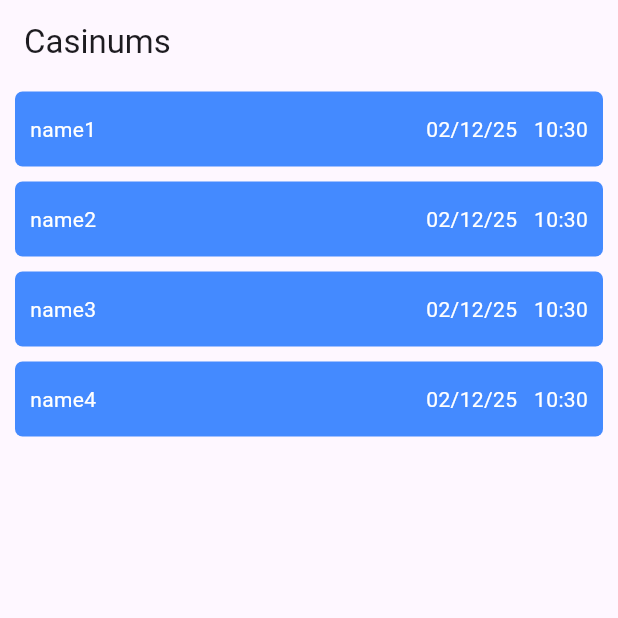
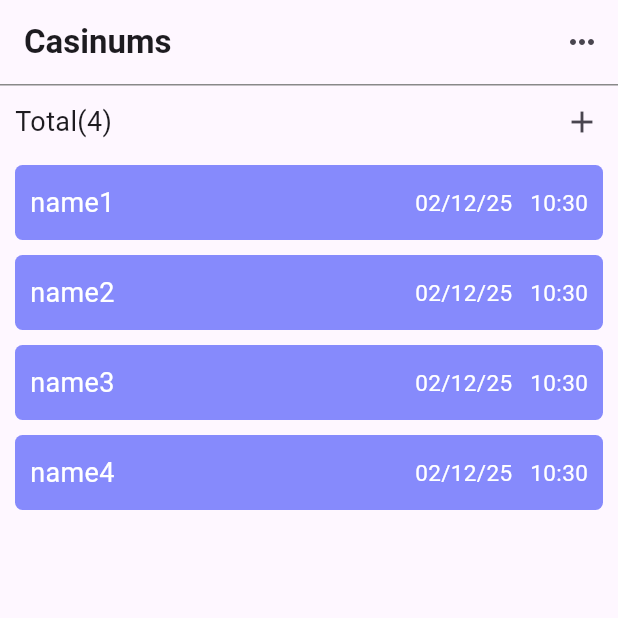
Before and after one commit to leequanno1/Flutter-score-counter, a Flutter app: the screen it shows after launch, on a phone screen of 412 x 824 dp, the top half of it. Run offline on Flutter 3.47's test engine with Material 3 defaults, Android fonts, the phone set to English and light mode, and no system bars; our stand-ins replace flutter_bloc.

Commit message:
add casinum screen and component

```diff
--- /dev/null
+++ b/lib/casinums/casinum_action_bar.dart
@@ -0,0 +1,49 @@
+import 'package:flutter/material.dart';
+import 'package:flutter_bloc/flutter_bloc.dart';
+import 'package:learning_bloc/casinums/casinum_bloc.dart';
+import 'package:learning_bloc/casinums/casinum_event.dart';
+import 'package:learning_bloc/casinums/casinum_state.dart';
+import 'package:learning_bloc/dialog/create_casinum_dialog.dart';
+import 'package:learning_bloc/models/casinum.dart';
+
+class CasinumActionBar extends StatelessWidget {
+  const CasinumActionBar({
+    super.key,
+  });
+
+  @override
+  Widget build(BuildContext context) {
+    return BlocBuilder<CasinumBloc, CasinumsState>(builder: (context, state) {
+      return Row(
+        children: [
+          Expanded(
+              child: Padding(
+            padding: const EdgeInsets.only(left: 10),
+            child: Text(
+              "Total(${state.casinums.length})",
+              style: TextStyle(fontSize: 18),
+            ),
+          )),
+          if (state.selectedNumber == 0)
+            IconButton(
+                onPressed: () => openCreatePopup(context),
+                icon: Icon(Icons.add))
+          else
+            IconButton(
+              onPressed: () {
+                context.read<CasinumBloc>().add(CasinumDelete());
+              },
+              icon: Icon(Icons.delete_outline)
+            )
+        ],
+      );
+    });
+  }
+
+  Future openCreatePopup(BuildContext context) async {
+    final result = await showDialog<Casinum>(context: context, builder: (context) => CreateCasinumDialog());
+    if(result != null) {
+      context.read<CasinumBloc>().add(CasinumsAdd(result));
+    }
+  }
+}
--- a/lib/casinums/casinum_item.widget.dart
+++ b/lib/casinums/casinum_item.widget.dart
@@ -3,6 +3,7 @@ import 'package:flutter_bloc/flutter_bloc.dart';
 import 'package:learning_bloc/casinums/casinum_bloc.dart';
 import 'package:learning_bloc/casinums/casinum_event.dart';
 import 'package:learning_bloc/casinums/casinum_state.dart';
+import 'package:learning_bloc/styles/color_schema.dart';
 
 class CasinumItem extends StatelessWidget {
   final int casinumIndex;
@@ -12,10 +13,8 @@ class CasinumItem extends StatelessWidget {
   String dateTimeConvert(DateTime dateTime) {
     String dataString = dateTime.toIso8601String();
     List<String> data = dataString.split("T");
-    String dateString = data[0];
-    String timeString = data[1];
-    List<String> date = dateString.split("-");
-    List<String> time = timeString.split(":");
+    List<String> date = data[0].split("-");
+    List<String> time = data[1].split(":");
     return "${date[1]}/${date[2]}/${date[0].substring(2)}   ${time[0]}:${time[1]}";
   }
 
@@ -42,12 +41,18 @@ class CasinumItem extends StatelessWidget {
             margin: EdgeInsets.fromLTRB(10, 5, 10, 5),
             height: 50,
             decoration: BoxDecoration(
-                color: Colors.blueAccent,
+                color: ColorSchema.acceptColor,
                 borderRadius: BorderRadius.all(Radius.circular(5))),
             child: Row(
               children: [
                 if (state.selectedNumber > 0)
                   Checkbox(
+                      checkColor: Colors.white,
+                      activeColor: Colors.transparent,
+                      side: BorderSide(
+                        color: Colors.white,
+                        width: 1.5
+                      ),
                       value: state.itemSelecteds[casinumIndex],
                       onChanged: (value) {}),
                 Expanded(
@@ -55,9 +60,7 @@ class CasinumItem extends StatelessWidget {
                     padding: const EdgeInsets.fromLTRB(10, 0, 10, 0),
                     child: Text(
                       state.casinums[casinumIndex].name,
-                      style: TextStyle(
-                        color: Colors.white,
-                      ),
+                      style: TextStyle(color: Colors.white, fontSize: 18),
                     ),
                   ),
                 ),
@@ -65,9 +68,7 @@ class CasinumItem extends StatelessWidget {
                   padding: const EdgeInsets.fromLTRB(10, 0, 10, 0),
                   child: Text(
                     dateTimeConvert(state.casinums[casinumIndex].initDate),
-                    style: TextStyle(
-                      color: Colors.white,
-                    ),
+                    style: TextStyle(color: Colors.white, fontSize: 15),
                   ),
                 ),
               ],
--- a/lib/casinums/casinum_list.widget.dart
+++ b/lib/casinums/casinum_list.widget.dart
@@ -10,10 +10,11 @@ class CasinumList extends StatelessWidget {
   @override
   Widget build(BuildContext context) {
     return BlocBuilder<CasinumBloc, CasinumsState>(builder: (context, state) {
-      print(state.casinums.length);
-      return ListView.builder(
-        itemCount: state.casinums.length,
-        itemBuilder: (context, index) => CasinumItem(casinumIndex: index),
+      return Expanded(
+        child: ListView.builder(
+          itemCount: state.casinums.length,
+          itemBuilder: (context, index) => CasinumItem(casinumIndex: index),
+        ),
       );
     });
   }
--- a/lib/casinums/casinum_screen.widget.dart
+++ b/lib/casinums/casinum_screen.widget.dart
@@ -1,7 +1,9 @@
 import 'package:flutter/material.dart';
 import 'package:flutter_bloc/flutter_bloc.dart';
+import 'package:learning_bloc/casinums/casinum_action_bar.dart';
 import 'package:learning_bloc/casinums/casinum_bloc.dart';
 import 'package:learning_bloc/casinums/casinum_list.widget.dart';
+import 'package:learning_bloc/styles/color_schema.dart';
 
 class CasinumScreen extends StatelessWidget {
   const CasinumScreen({super.key});
@@ -13,8 +15,44 @@ class CasinumScreen extends StatelessWidget {
         BlocProvider(create: (context) => CasinumBloc()),
       ],
       child: Scaffold(
-        appBar: AppBar(title: Text("Casinums"),),
-        body: CasinumList()
+        appBar: AppBar(
+          title: Text("Casinums", style: TextStyle(fontWeight: FontWeight.w600),),
+          scrolledUnderElevation: 0,
+          bottom: PreferredSize(
+            preferredSize: Size.fromHeight(1),
+            child: Container(
+              color: ColorSchema.borderColor,
+              height: 1,
+            )
+          ),
+          actions: [
+            PopupMenuButton<int>(
+              icon: Icon(Icons.more_horiz_rounded),
+              itemBuilder: (contex) {
+                return [
+                  PopupMenuItem<int>(
+                    value: 0,
+                    child: Row(
+                      children: [
+                        Icon(Icons.delete_outline),
+                        Container(
+                          margin: EdgeInsets.only(left: 5),
+                          child: Text("Deleted casinums")
+                        )
+                      ],
+                    )
+                  ),
+                ];
+              }
+            )
+          ],
+        ),
+        body: Column(
+          children: [
+            CasinumActionBar(),
+            CasinumList()
+          ],
+        )
       )
     );
   }
--- a/lib/counter_blog.dart
+++ /dev/null
@@ -1,15 +0,0 @@
-import 'package:flutter_bloc/flutter_bloc.dart';
-import 'package:learning_bloc/counter_event.dart';
-import 'package:learning_bloc/counter_state.dart';
-
-class CounterBloc extends Bloc<CounterEvent, CounterState> {
-  CounterBloc() : super(CounterInitial()) {
-    on<Increment>((event, emit) {
-      emit(CounterUpdated(state.value + 1));
-    });
-
-    on<Decrement>((event, emit) {
-      emit(CounterUpdated(state.value - 1));
-    });
-  }
-}
--- a/lib/counter_event.dart
+++ /dev/null
@@ -1,5 +0,0 @@
-abstract class CounterEvent {}
-
-class Increment extends CounterEvent {}
-
-class Decrement extends CounterEvent {}
--- a/lib/counter_state.dart
+++ /dev/null
@@ -1,12 +0,0 @@
-abstract class CounterState {
-  final int value;
-  CounterState(this.value);
-}
-
-class CounterInitial extends CounterState {
-  CounterInitial() : super(0);
-}
-
-class CounterUpdated extends CounterState {
-  CounterUpdated(super.value);
-}
--- /dev/null
+++ b/lib/styles/color_schema.dart
@@ -0,0 +1,22 @@
+import 'package:flutter/material.dart';
+
+class ColorSchema {
+  static const Color primaryColor = Color(0xFF007AFF);
+  static const Color secondaryColor = Color(0xFFD9D9D9);
+  static const Color errorColor = Color(0xFFFF0000);
+  static const Color deleteColor = Color(0xB3FF0000); // 70% opacity
+  static const Color borderColor = Color(0xFF898989);
+  static const Color dealerColor = Color(0xFFBCC1CA);
+  static const Color playerColor = Color(0xFF99D09E);
+  static const Color acceptColor = Color(0xFF868AFC);
+  static const Color log1Color = Color(0xFFD3FFE6);
+  static const Color log2Color = Color(0xFFFFD3D6);
+  static const Color log3Color = Color(0xFFF2FFD3);
+  static const Color log4Color = Color(0xFFD3E8FF);
+  static const Color backgroundColor = Color(0xFFFFFFFF);
+  static const Color cardColor = Color(0xFF1D1E33);
+  static const Color textColor = Color(0xFFFFFFFF);
+  static const Color buttonColor = Color(0xFF4C4F5E);
+  static const Color whiteColor = Color(0xFFFFFFFF);
+  static const Color blackColor = Color(0xFF000000);
+}
```
Also changed, not shown: lib/casinums/casinum_bloc.dart (+7 -15 lines), lib/comon/round_text_field.dart (added, +58 -0 lines), lib/comon/toast_message.dart (added, +10 -0 lines), lib/dialog/create_casinum_dialog.dart (added, +80 -0 lines), lib/main.dart (+0 -46 lines), lib/styles/button.dart (added, +22 -0 lines).
